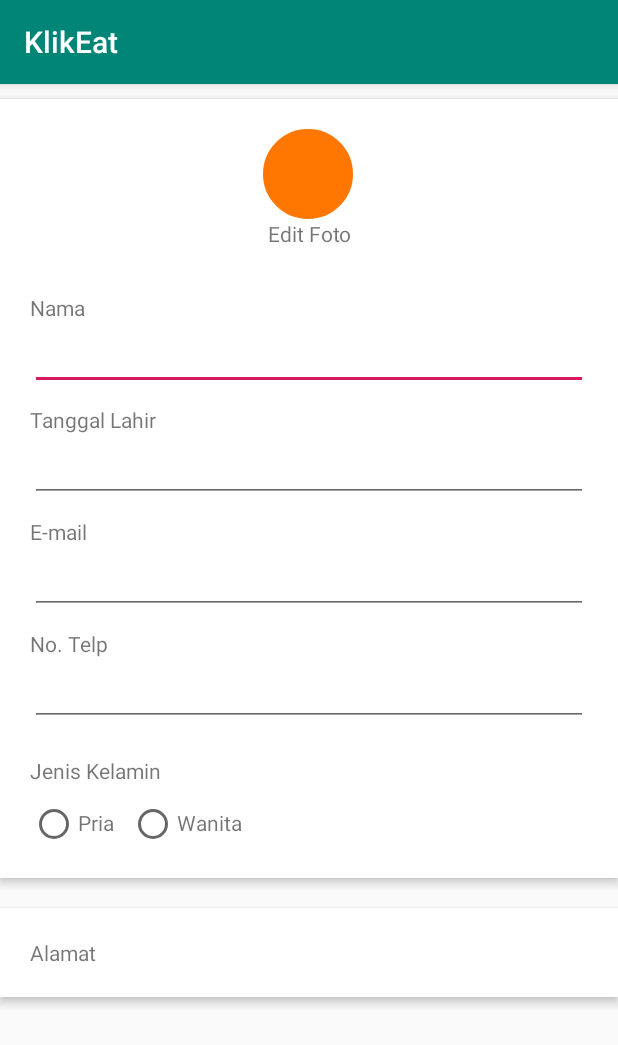
After one commit to putrautama007/KlikEat, an Android app: the EditProfileActivity screen opened directly, with no data from a screen before it, on a phone screen of 412 x 824 dp. The commit adds this screen. Shown: the top 1045 px of the screen. Run offline under Robolectric (Android 15) with nearby library versions, the phone set to English and light mode, and no system bars.

Commit message:
no message

```diff
--- a/app/src/main/AndroidManifest.xml
+++ b/app/src/main/AndroidManifest.xml
@@ -9,6 +9,9 @@
         android:roundIcon="@mipmap/ic_launcher_round"
         android:supportsRtl="true"
         android:theme="@style/AppTheme">
+        <activity android:name=".ProfileActivity"></activity>
+        <activity android:name=".EditProfileActivity" />
+        <activity android:name=".SettingActivity" />
         <activity
             android:name=".MainActivity"
             android:label="@string/title_activity_main" />
--- /dev/null
+++ b/app/src/main/java/com/klikeat/p2p/klikeat/EditProfileActivity.java
@@ -0,0 +1,13 @@
+package com.klikeat.p2p.klikeat;
+
+import android.support.v7.app.AppCompatActivity;
+import android.os.Bundle;
+
+public class EditProfileActivity extends AppCompatActivity {
+
+    @Override
+    protected void onCreate(Bundle savedInstanceState) {
+        super.onCreate(savedInstanceState);
+        setContentView(R.layout.activity_edit_profile);
+    }
+}
--- /dev/null
+++ b/app/src/main/res/drawable/background_profile_picture.xml
@@ -0,0 +1,14 @@
+<?xml version="1.0" encoding="utf-8"?>
+<shape xmlns:android="http://schemas.android.com/apk/res/android">
+    android:shape="rectangle">
+    <corners android:radius="1000dp" />
+    <solid android:color="#FF7600" />
+    <stroke
+        android:width="5dip"
+        android:color="#FF7600" />
+    <padding
+        android:bottom="4dp"
+        android:left="4dp"
+        android:right="4dp"
+        android:top="4dp" />
+</shape>
--- /dev/null
+++ b/app/src/main/res/layout/activity_edit_profile.xml
@@ -0,0 +1,148 @@
+<?xml version="1.0" encoding="utf-8"?>
+<RelativeLayout xmlns:android="http://schemas.android.com/apk/res/android"
+    xmlns:app="http://schemas.android.com/apk/res-auto"
+    xmlns:tools="http://schemas.android.com/tools"
+    android:layout_width="match_parent"
+    android:layout_height="match_parent"
+    tools:context=".EditProfileActivity"
+    android:scrollbarAlwaysDrawVerticalTrack="true">
+
+    <RelativeLayout
+        android:layout_width="fill_parent"
+        android:layout_height="wrap_content"
+        android:layout_marginTop="10dp"
+        android:background="#fff"
+        android:elevation="4dp"
+        android:orientation="vertical"
+        android:padding="20dp"
+        android:id="@+id/rv_1" >
+
+        <ImageView
+            android:id="@+id/iv_profilePicture"
+            android:layout_width="60dp"
+            android:layout_height="60dp"
+            android:background="@drawable/background_profile_picture"
+            android:layout_marginStart="155dp"
+            />
+        <TextView
+            android:id="@+id/tv_editPhoto"
+            android:layout_below="@+id/iv_profilePicture"
+            android:layout_width="match_parent"
+            android:layout_height="wrap_content"
+            android:text="Edit Foto"
+            android:textAlignment="center"
+            />
+         <TextView
+             android:id="@+id/tv_Name"
+             android:layout_width="match_parent"
+             android:layout_height="wrap_content"
+             android:layout_below="@+id/tv_editPhoto"
+             android:layout_marginTop="30dp"
+             android:textSize="14dp"
+             android:text="Nama"/>
+        <EditText
+            android:id="@+id/et_Name"
+            android:layout_width="match_parent"
+            android:layout_height="wrap_content"
+            android:layout_below="@+id/tv_Name"/>
+
+        <TextView
+            android:id="@+id/tv_birthday"
+            android:layout_width="match_parent"
+            android:layout_height="wrap_content"
+            android:layout_below="@+id/et_Name"
+            android:text="Tanggal Lahir"
+            android:layout_marginTop="10dp"/>
+        <EditText
+            android:id="@+id/et_birthday"
+            android:layout_width="match_parent"
+            android:layout_height="wrap_content"
+            android:layout_below="@id/tv_birthday"/>
+         <TextView
+             android:id="@+id/tv_email"
+             android:layout_width="match_parent"
+             android:layout_height="wrap_content"
+             android:text="E-mail"
+             android:layout_below="@+id/et_birthday"
+             android:layout_marginTop="10dp"/>
+        <EditText
+            android:id="@+id/et_email"
+            android:layout_width="match_parent"
+            android:layout_height="wrap_content"
+            android:layout_below="@id/tv_email"/>
+
+        <TextView
+            android:id="@+id/tv_phoneNumber"
+            android:layout_width="match_parent"
+            android:layout_height="wrap_content"
+            android:layout_below="@+id/et_email"
+            android:text="No. Telp"
+            android:layout_marginTop="10dp"/>
+        <EditText
+            android:id="@+id/et_phoneNumber"
+            android:layout_width="match_parent"
+            android:layout_height="wrap_content"
+            android:layout_below="@+id/tv_phoneNumber"/>
+
+        <TextView
+            android:id="@+id/tv_gender"
+            android:layout_width="match_parent"
+            android:layout_height="wrap_content"
+            android:layout_below="@+id/et_phoneNumber"
+            android:layout_marginTop="20dp"
+            android:text="Jenis Kelamin"/>
+        <RadioButton
+            android:id="@+id/rb_boy"
+            android:layout_width="wrap_content"
+            android:layout_height="wrap_content"
+            android:layout_below="@+id/tv_gender"
+            android:layout_marginTop="10dp"
+            />
+        <TextView
+            android:id="@+id/tv_boy"
+            android:layout_width="wrap_content"
+            android:layout_height="wrap_content"
+            android:text="Pria"
+            android:layout_toRightOf="@+id/rb_boy"
+            android:layout_below="@id/tv_gender"
+            android:layout_marginTop="15dp"/>
+        <RadioButton
+            android:id="@+id/rb_girl"
+            android:layout_width="wrap_content"
+            android:layout_height="wrap_content"
+            android:layout_below="@+id/tv_gender"
+            android:layout_toRightOf="@+id/tv_boy"
+            android:layout_marginTop="10dp"
+            android:layout_marginLeft="10dp"/>
+
+        <TextView
+            android:id="@+id/tv_girl"
+            android:layout_width="wrap_content"
+            android:layout_height="wrap_content"
+            android:layout_below="@+id/tv_gender"
+            android:text="Wanita"
+            android:layout_toRightOf="@id/rb_girl"
+            android:layout_marginTop="15dp"/>
+
+    </RelativeLayout>
+
+    <RelativeLayout
+        android:layout_below="@+id/rv_1"
+        android:layout_width="match_parent"
+        android:layout_height="wrap_content"
+        android:layout_marginTop="20dp"
+        android:background="#fff"
+        android:elevation="4dp"
+        android:padding="20dp">
+
+        <TextView
+            android:id="@+id/tv_address"
+            android:layout_width="wrap_content"
+            android:layout_height="wrap_content"
+            android:text="Alamat"/>
+
+
+
+    </RelativeLayout>
+
+</RelativeLayout>
--- a/app/src/main/res/values/colors.xml
+++ b/app/src/main/res/values/colors.xml
@@ -3,4 +3,6 @@
     <color name="colorPrimary">#008577</color>
     <color name="colorPrimaryDark">#00574B</color>
     <color name="colorAccent">#D81B60</color>
+
+    <color name="colorBlack">#000</color>
 </resources>
```
Also changed, not shown: app/src/main/java/com/klikeat/p2p/klikeat/ProfileActivity.java (added, +13 -0 lines), app/src/main/java/com/klikeat/p2p/klikeat/SettingActivity.java (added, +13 -0 lines), app/src/main/res/layout/activity_profile.xml (added, +62 -0 lines), app/src/main/res/layout/activity_setting.xml (added, +89 -0 lines).
